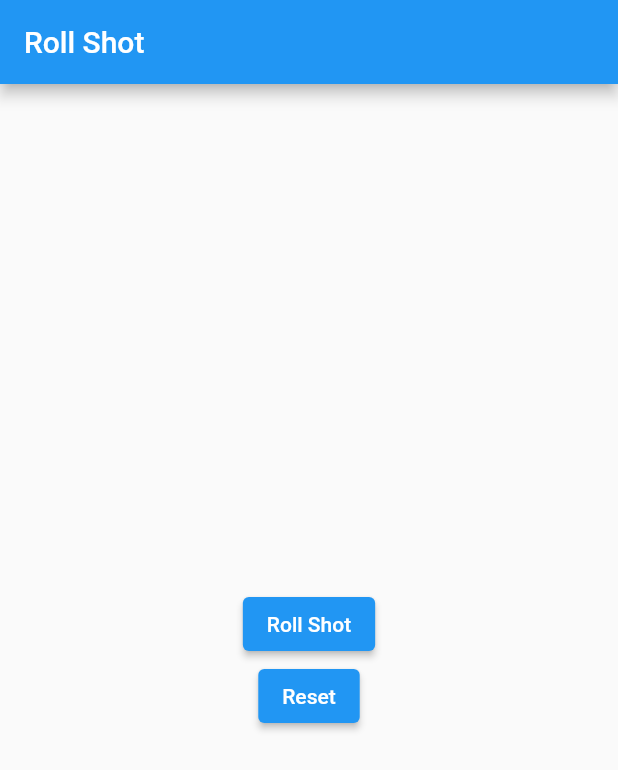
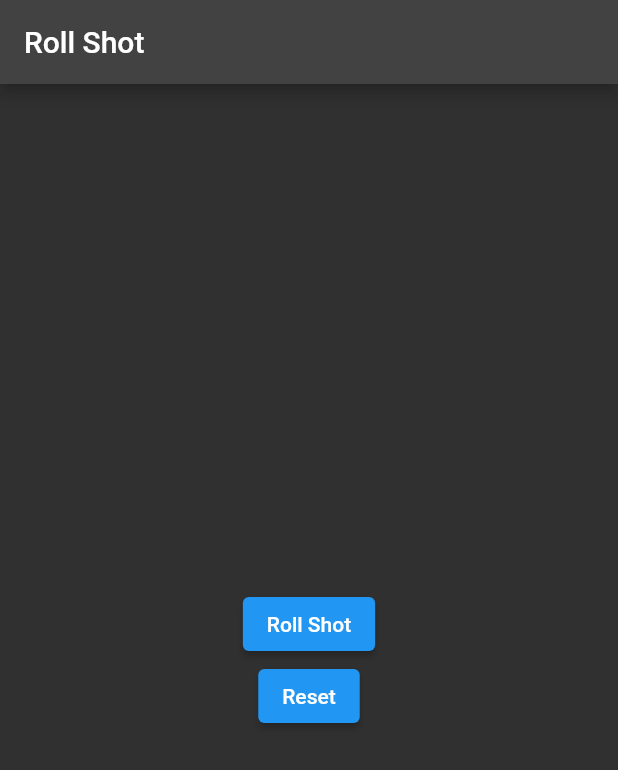
Before and after one commit to fildogan/shot_roulette, a Flutter app: the screen it shows after launch, on a phone screen of 412 x 824 dp. Shown: the top 770 px of the screen. Run offline on Flutter 3.47's test engine with Material 2 defaults, Android fonts, the light colour scheme and no system bars; our stand-ins replace bloc, flutter_bloc, freezed_annotation, injectable.

Commit message:
change theme to dark

```diff
--- a/lib/main.dart
+++ b/lib/main.dart
@@ -13,9 +13,9 @@ class MyApp extends StatelessWidget {
   Widget build(BuildContext context) {
     return MaterialApp(
       title: 'Flutter Demo',
-      theme: ThemeData(
-        primarySwatch: Colors.blue,
-      ),
+      theme: ThemeData.dark(
+          // primarySwatch: Colors.blue,
+          ),
       home: const RollShotPage(),
     );
   }
```
